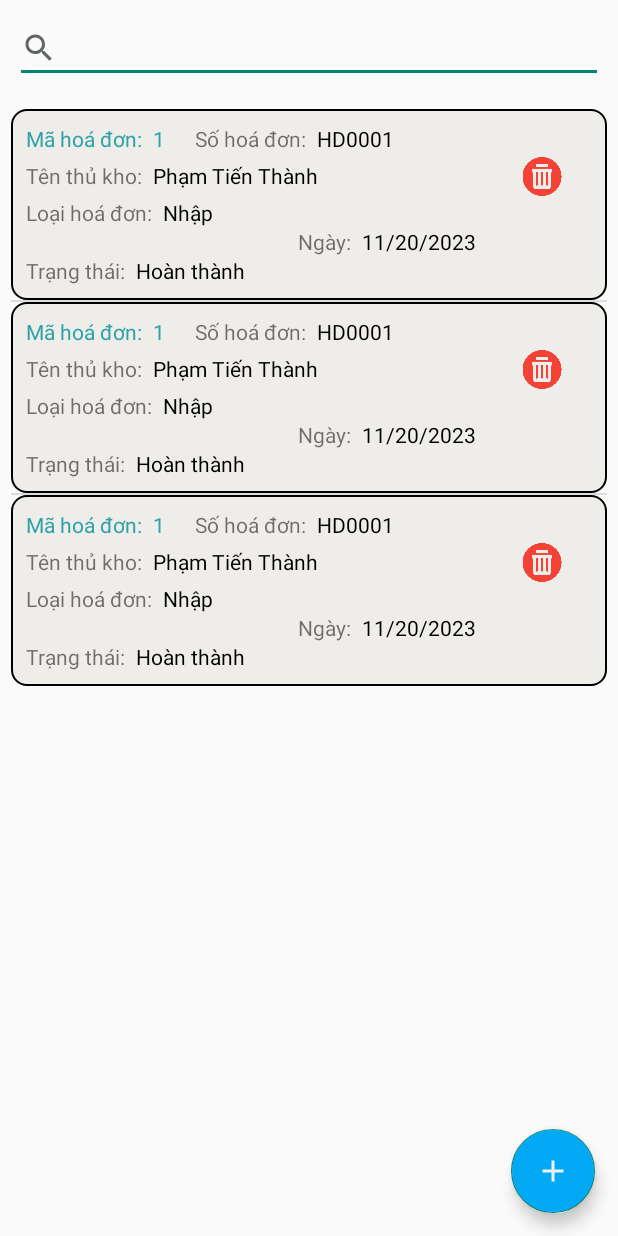
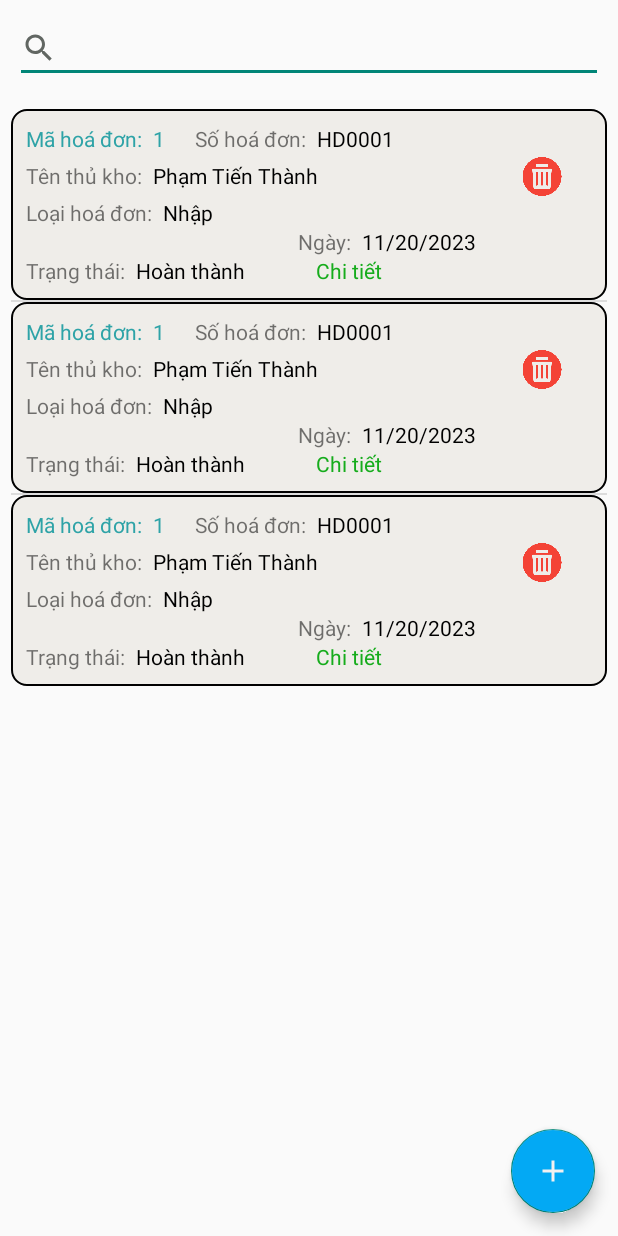
Before and after one commit to thanhptph39011/QuanLyKhoHang, an Android app: the layout fragment_hoa_don.xml on its own in the app's theme, with its tools: preview values and no code run, on a phone screen of 412 x 824 dp. Run offline under Robolectric (Android 15) with nearby library versions, the phone set to English and light mode, and no system bars.

Commit message:
update code

```diff
--- a/app/src/main/java/com/example/quanlykhohang/Fragments/XuatFragment.java
+++ b/app/src/main/java/com/example/quanlykhohang/Fragments/XuatFragment.java
@@ -72,7 +72,6 @@ public class XuatFragment extends Fragment {
             public void onClick(View view) {
                 Calendar calendar = Calendar.getInstance();
                 calendar.setFirstDayOfWeek(Calendar.MONDAY);
-                calendar.set(Calendar.DAY_OF_WEEK, Calendar.MONDAY);
 
                 int year = calendar.get(Calendar.YEAR);
                 int month = calendar.get(Calendar.MONTH);
@@ -82,15 +81,14 @@ public class XuatFragment extends Fragment {
                 calendar.set(Calendar.DAY_OF_WEEK, Calendar.MONDAY);
                 Date startDate = calendar.getTime();
 
-                calendar.set(year, month, dayOfMonth);
-                calendar.set(Calendar.DAY_OF_WEEK, Calendar.SUNDAY);
-                calendar.add(Calendar.WEEK_OF_YEAR, 1);
+                calendar.add(Calendar.DATE, 6); // Thêm 6 ngày để có 1 tuần đầy đủ
                 Date endDate = calendar.getTime();
 
                 String start = sdf.format(startDate);
                 String end = sdf.format(endDate);
                 edtStartDate.setText(start);
                 edtEndDate.setText(end);
+
                 Toast.makeText(getActivity(), "Tuần", Toast.LENGTH_SHORT).show();
                 XuatFragment.this.onClickBtnTuan();
             }
--- a/app/src/main/res/layout/item_hoadon.xml
+++ b/app/src/main/res/layout/item_hoadon.xml
@@ -110,6 +110,10 @@
             android:textColor="@color/black" />
     </LinearLayout>
     <LinearLayout
+        android:layout_width="match_parent"
+        android:layout_height="wrap_content"
+        android:orientation="horizontal">
+        <LinearLayout
             android:layout_width="wrap_content"
             android:layout_height="wrap_content"
             android:orientation="horizontal">
@@ -126,7 +130,26 @@
                 android:layout_marginLeft="7dp"
                 android:text="Hoàn thành"
                 android:textColor="@color/black" />
+
         </LinearLayout>
+        <LinearLayout
+            android:layout_width="wrap_content"
+            android:layout_height="wrap_content"
+            android:layout_marginLeft="40dp"
+            android:orientation="horizontal">
+
+
+            <TextView
+                android:id="@+id/tvCtHd"
+                android:layout_width="wrap_content"
+                android:layout_height="wrap_content"
+                android:layout_marginLeft="7dp"
+                android:text="Chi tiết"
+                android:textColor="#16AC1C" />
+
+        </LinearLayout>
+    </LinearLayout>
+
 </LinearLayout>
     <ImageView
         android:id="@+id/btnDelete_hoaDon"
```
Also changed, not shown: app/src/main/java/com/example/quanlykhohang/Adapter/CtHoaDonAdapter.java (+22 -2 lines), app/src/main/java/com/example/quanlykhohang/Adapter/HoaDonAdapter.java (+14 -1 lines), app/src/main/java/com/example/quanlykhohang/Fragments/HoaDonFragment.java (+15 -14 lines), app/src/main/java/com/example/quanlykhohang/HoaDonCtActivity.java (+22 -8 lines). Lines whose indentation alone changed are shown as unchanged.
